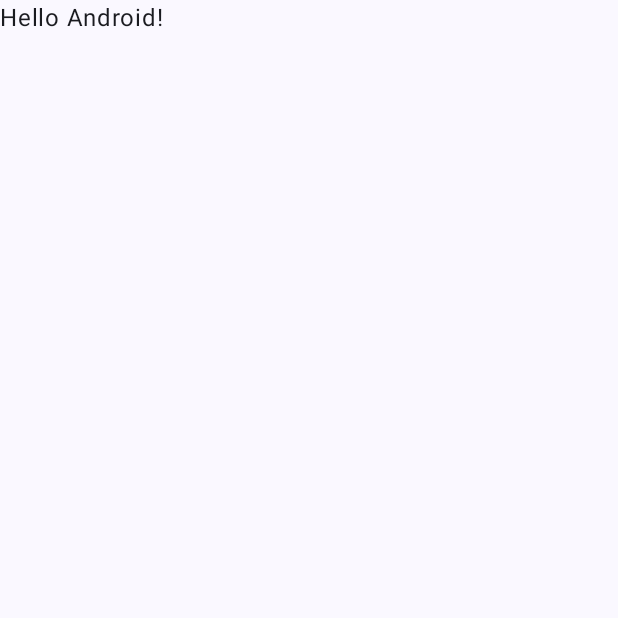
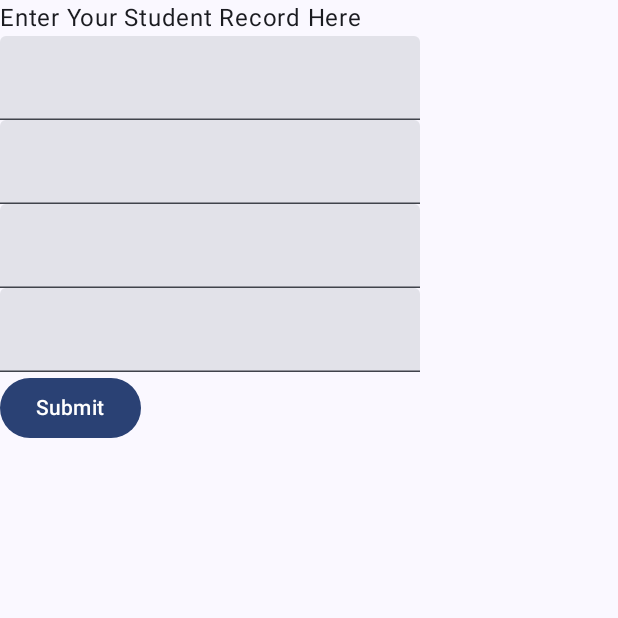
Before and after one commit to khanyousafzaideveloper/StudentDataEntry, an Android app built with Jetpack Compose: the screen it shows after launch (MainActivity), on a phone screen of 412 x 824 dp, the top half of it. Before the commit the part shown is almost empty. Run offline under Robolectric (Android 15) with nearby library versions, the phone set to English and light mode, and no system bars.

Commit message:
data entry form

```diff
--- a/app/build.gradle.kts
+++ b/app/build.gradle.kts
@@ -6,7 +6,7 @@ plugins {
 
 android {
     namespace = "com.example.studentdatafirebase"
-    compileSdk = 33
+    compileSdk = 34
 
     defaultConfig {
         applicationId = "com.example.studentdatafirebase"
--- a/app/src/main/java/com/example/studentdatafirebase/MainActivity.kt
+++ b/app/src/main/java/com/example/studentdatafirebase/MainActivity.kt
@@ -22,25 +22,9 @@ class MainActivity : ComponentActivity() {
                     modifier = Modifier.fillMaxSize(),
                     color = MaterialTheme.colorScheme.background
                 ) {
-                    Greeting("Android")
+                    DataEntryForm()
                 }
             }
         }
     }
 }
-
-@Composable
-fun Greeting(name: String, modifier: Modifier = Modifier) {
-    Text(
-        text = "Hello $name!",
-        modifier = modifier
-    )
-}
-
-@Preview(showBackground = true)
-@Composable
-fun GreetingPreview() {
-    StudentDataFirebaseTheme {
-        Greeting("Android")
-    }
-}
--- /dev/null
+++ b/app/src/main/java/com/example/studentdatafirebase/RetrievedData.kt
@@ -0,0 +1,3 @@
+package com.example.studentdatafirebase
+
+@
--- /dev/null
+++ b/app/src/main/java/com/example/studentdatafirebase/StudentDataEntry.kt
@@ -0,0 +1,55 @@
+package com.example.studentdatafirebase
+
+import android.annotation.SuppressLint
+import androidx.compose.foundation.layout.Column
+import androidx.compose.foundation.text.KeyboardOptions
+import androidx.compose.material3.Button
+import androidx.compose.material3.ExperimentalMaterial3Api
+import androidx.compose.material3.Text
+import androidx.compose.material3.TextField
+import androidx.compose.runtime.Composable
+import androidx.compose.runtime.getValue
+import androidx.compose.runtime.mutableStateOf
+import androidx.compose.runtime.remember
+import androidx.compose.runtime.setValue
+import androidx.compose.ui.text.input.KeyboardType
+
+@OptIn(ExperimentalMaterial3Api::class)
+@SuppressLint("UnrememberedMutableState")
+@Composable
+fun DataEntryForm(){
+    var name by remember { mutableStateOf("") }
+    var rollNo by remember { mutableStateOf("") }
+    var gender by remember { mutableStateOf("") }
+    var phoneNumber by remember { mutableStateOf("") }
+
+    Column {
+
+
+        Text(
+            text = "Enter Your Student Record Here"
+        )
+        TextField(
+            value = name,
+            onValueChange = { name = it },
+        )
+        TextField(
+            value = rollNo,
+            onValueChange = { rollNo = it },
+            keyboardOptions = KeyboardOptions(keyboardType = KeyboardType.Number)
+        )
+        TextField(
+            value = gender,
+            onValueChange = { gender = it }
+        )
+        TextField(
+            value = phoneNumber,
+            onValueChange = { phoneNumber = it }
+        )
+
+        Button(onClick = { /*TODO*/ }) {
+            Text(text = "Submit")
+        }
+    }
+
+}
```
